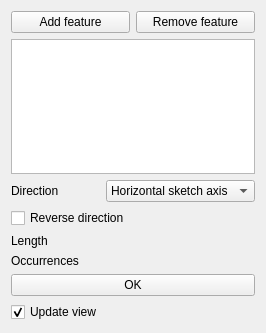
First picture: the form in src/Mod/PartDesign/Gui/TaskLinearPatternParameters.ui, repository berndhahnebach/All_FreeCAD, before the edit.
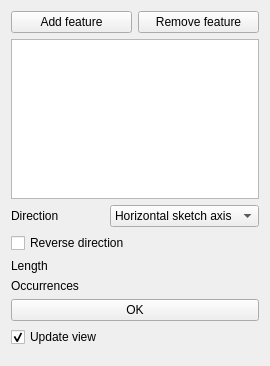
Second picture: the form after the edit. Custom widgets are drawn as their Qt base class.

```diff
--- a/src/Mod/PartDesign/Gui/TaskLinearPatternParameters.ui
+++ b/src/Mod/PartDesign/Gui/TaskLinearPatternParameters.ui
@@ -6,8 +6,8 @@
    <rect>
     <x>0</x>
     <y>0</y>
-    <width>266</width>
-    <height>333</height>
+    <width>270</width>
+    <height>366</height>
    </rect>
   </property>
   <property name="windowTitle">
```
Left out of the diff: 6 changed lines with no effect on the pictures.
